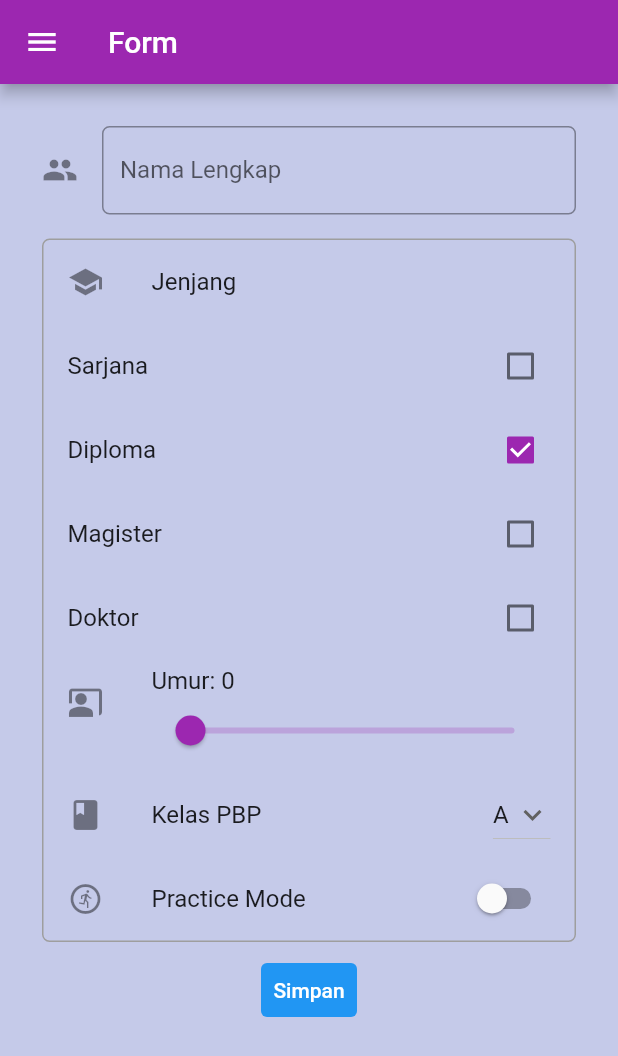
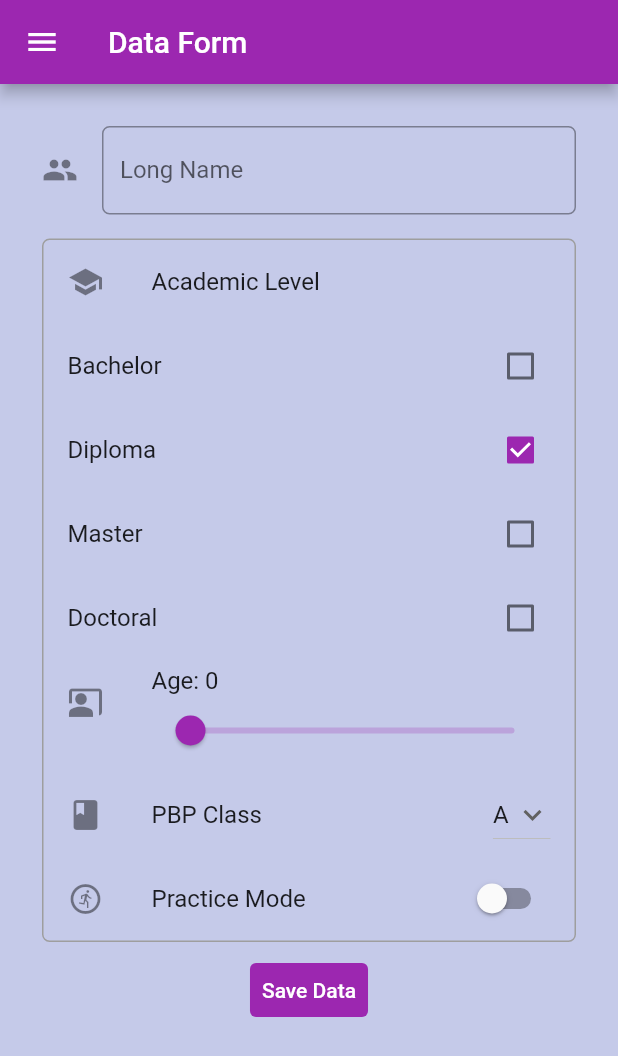
Before and after one commit to caralmira/pbp-flutter-tutorial, a Flutter app: the MyFormPage screen opened directly, after a tap on "Diploma", on a phone screen of 412 x 824 dp. Shown: the top 1056 px of the screen. Run offline on Flutter 3.47's test engine with Material 2 defaults, Android fonts, the phone set to English and light mode, and no system bars.

```diff
--- a/lib/form.dart
+++ b/lib/form.dart
@@ -26,7 +26,7 @@ class _MyFormPageState extends State<MyFormPage> {
   Widget build(BuildContext context) {
     return Scaffold(
       appBar: AppBar(
-        title: Text('Form'),
+        title: Text('Data Form'),
       ),
       drawer: Drawer(
         child: Column(
@@ -43,7 +43,7 @@ class _MyFormPageState extends State<MyFormPage> {
               },
             ),
             ListTile(
-              title: const Text('Form'),
+              title: const Text('Data Form'),
               onTap: () {
                 // Route menu ke halaman form
                 Navigator.pushReplacement(
@@ -67,8 +67,8 @@ class _MyFormPageState extends State<MyFormPage> {
                   padding: const EdgeInsets.all(8.0),
                   child: TextFormField(
                     decoration: InputDecoration(
-                      hintText: "Contoh: Pak Dengklek",
-                      labelText: "Nama Lengkap",
+                      hintText: "Example: Dilan Cepmek",
+                      labelText: "Long Name",
                       // Menambahkan icon agar lebih intuitif
                       icon: const Icon(Icons.people),
                       // Menambahkan circular border agar lebih rapi
@@ -91,7 +91,7 @@ class _MyFormPageState extends State<MyFormPage> {
                     // Validator sebagai validasi form
                     validator: (String? value) {
                       if (value == null || value.isEmpty) {
-                        return 'Nama lengkap tidak boleh kosong!';
+                        return 'Your name cannot be empty!';
                       }
                       return null;
                     },
@@ -108,18 +108,15 @@ class _MyFormPageState extends State<MyFormPage> {
                     children: [
                       const ListTile(
                         leading: Icon(Icons.school),
-                        title: Text("Jenjang"),
+                        title: Text("Academic Level"),
                       ),
                       CheckboxListTile(
-                        title: const Text('Sarjana'),
+                        title: const Text('Bachelor'),
                         value: jenjangSarjana,
                         onChanged: (bool? value) {
                           setState(() {
                             jenjangSarjana = value!;
-                            if (value) {
-                              jenjangMagister =
-                                  jenjangDiploma = jenjangDoktor = false;
-                            }
+                            if (value) jenjangMagister = jenjangDiploma = jenjangDoktor = false;
                           });
                         },
                       ),
@@ -129,36 +126,27 @@ class _MyFormPageState extends State<MyFormPage> {
                         onChanged: (bool? value) {
                           setState(() {
                             jenjangDiploma = value!;
-                            if (value) {
-                              jenjangMagister =
-                                  jenjangSarjana = jenjangDoktor = false;
-                            }
+                            if (value) jenjangMagister = jenjangSarjana = jenjangDoktor = false;
                           });
                         },
                       ),
                       CheckboxListTile(
-                        title: const Text('Magister'),
+                        title: const Text('Master'),
                         value: jenjangMagister,
                         onChanged: (bool? value) {
                           setState(() {
                             jenjangMagister = value!;
-                            if (value) {
-                              jenjangDiploma =
-                                  jenjangSarjana = jenjangDoktor = false;
-                            }
+                            if (value) jenjangDiploma = jenjangSarjana = jenjangDoktor = false;
                           });
                         },
                       ),
                       CheckboxListTile(
-                        title: const Text('Doktor'),
+                        title: const Text('Doctoral'),
                         value: jenjangDoktor,
                         onChanged: (bool? value) {
                           setState(() {
                             jenjangDoktor = value!;
-                            if (value) {
-                              jenjangMagister =
-                                  jenjangSarjana = jenjangDiploma = false;
-                            }
+                            if (value) jenjangMagister = jenjangSarjana = jenjangDiploma = false;
                           });
                         },
                       ),
@@ -166,7 +154,7 @@ class _MyFormPageState extends State<MyFormPage> {
                         leading: const Icon(Icons.co_present),
                         title: Row(
                           children: [
-                            Text('Umur: ${umur.round()}'),
+                            Text('Age: ${umur.round()}'),
                           ],
                         ),
                         subtitle: Slider(
@@ -183,9 +171,7 @@ class _MyFormPageState extends State<MyFormPage> {
                       ),
                       ListTile(
                         leading: const Icon(Icons.class_),
-                        title: const Text(
-                          'Kelas PBP',
-                        ),
+                        title: const Text('PBP Class',),
                         trailing: DropdownButton(
                           value: kelasPBP,
                           icon: const Icon(Icons.keyboard_arrow_down),
@@ -217,10 +203,10 @@ class _MyFormPageState extends State<MyFormPage> {
                 ),
                 TextButton(
                   style: ButtonStyle(
-                    backgroundColor: MaterialStateProperty.all(Colors.blue),
+                    backgroundColor: MaterialStateProperty.all(Colors.purple),
                   ),
                   child: const Text(
-                    "Simpan",
+                    "Save Data",
                     style: TextStyle(color: Colors.white),
                   ),
                   onPressed: () {
@@ -239,23 +225,19 @@ class _MyFormPageState extends State<MyFormPage> {
                                     const EdgeInsets.only(top: 20, bottom: 20),
                                 shrinkWrap: true,
                                 children: <Widget>[
-                                  const Center(child: Text('Informasi Data')),
+                                  const Center(child: Text('Data Information')),
                                   const SizedBox(height: 20),
                                   // TODO: Munculkan informasi yang didapat dari form
-                                  Center(child: Text('Nama: $_namaLengkap')),
-                                  Center(
-                                      child: Text(
-                                          'Jenjang: ${jenjangSarjana ? 'Sarjana' : ''}${jenjangDiploma ? 'Diploma' : ''}${jenjangMagister ? 'Magister' : ''}${jenjangDoktor ? 'Doktor' : ''}')),
-                                  Center(child: Text('Umur: ${umur.round()}')),
-                                  Center(child: Text('Kelas PBP: $kelasPBP')),
-                                  Center(
-                                      child:
-                                          Text('Practice Mode: $_nilaiSwitch')),
+                                  Center(child: Text('Name: $_namaLengkap')),
+                                  Center(child: Text('Academic Level: ${jenjangSarjana ? 'Sarjana' : ''}${jenjangDiploma ? 'Diploma' : ''}${jenjangMagister ? 'Magister' : ''}${jenjangDoktor ? 'Doktor' : ''}')),
+                                  Center(child: Text('Age: ${umur.round()}')),
+                                  Center(child: Text('PBP Class: $kelasPBP')),
+                                  Center(child: Text('Practice Mode: $_nilaiSwitch')),
                                   TextButton(
                                     onPressed: () {
                                       Navigator.pop(context);
                                     },
-                                    child: Text('Kembali'),
+                                    child: Text('Back'),
                                   ),
                                 ],
                               ),
--- a/lib/main.dart
+++ b/lib/main.dart
@@ -27,7 +27,7 @@ class MyApp extends StatelessWidget {
 class MyHomePage extends StatefulWidget {
   const MyHomePage({super.key});
 
-  final String title = 'Flutter Demo Home Page';
+  final String title = "Kemi's Flutter Tutorial";
 
   @override
   State<MyHomePage> createState() => _MyHomePageState();
```
